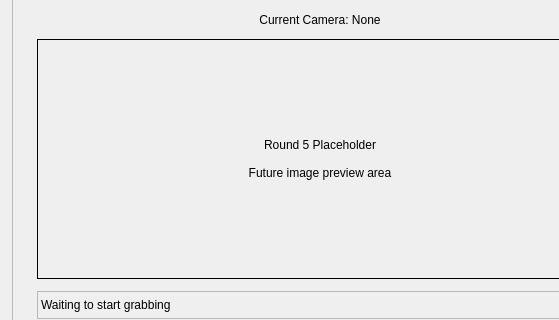
The window that src/ViewWidget/viewwidget.ui (Chen0207-bit/MyCameraClient) describes before a commit, drawn with Qt 5; both pictures show x 0 to 559 and y 84 to 404 of the 640 by 676 pixel window.
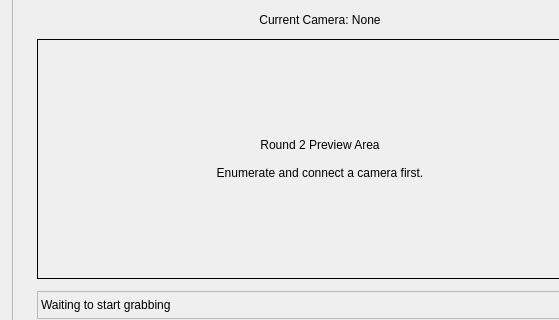
The same window after the commit.

What changed in the file:
```diff
--- a/src/ViewWidget/viewwidget.ui
+++ b/src/ViewWidget/viewwidget.ui
@@ -135,9 +135,9 @@
          <enum>QFrame::Shape::Box</enum>
         </property>
         <property name="text">
-         <string>Round 5 Placeholder
+         <string>Round 2 Preview Area
 
-Future image preview area</string>
+Enumerate and connect a camera first.</string>
         </property>
         <property name="alignment">
          <set>Qt::AlignCenter</set>
```
Left out of the diff: 5 changed lines with no effect on the pictures.
